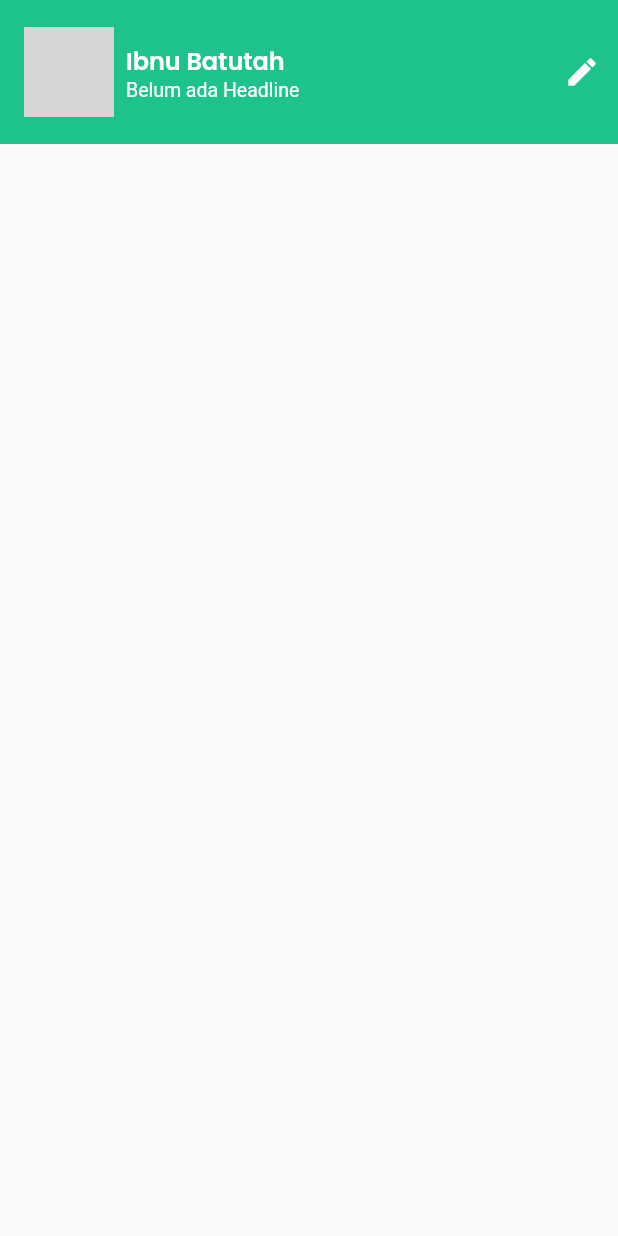
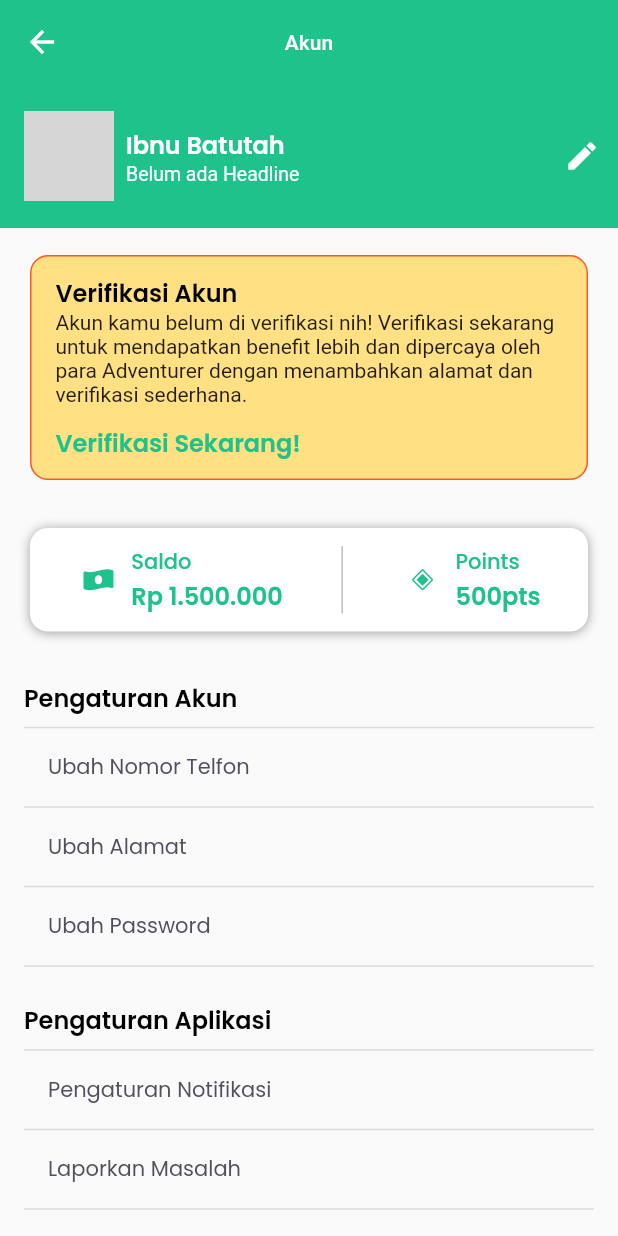
Before and after one commit to ibnu009/exploriahost, a Flutter app: the ProfileScreen screen opened directly, on a phone screen of 412 x 824 dp. Run offline on Flutter 3.47's test engine with Material 2 defaults, Android fonts, the phone set to English and light mode, and no system bars; our stand-ins replace cool_alert, flutter_bloc, flutter_secure_storage, flutter_svg, google_fonts, logger; accounts and stored records are empty; network calls fail; grey boxes are pictures that could not be loaded.

Commit message:
verification pages

```diff
--- a/lib/main.dart
+++ b/lib/main.dart
@@ -1,5 +1,5 @@
 import 'package:exploriahost/modules/home/home_screen.dart';
-import 'package:exploriahost/modules/splash/splash_screen.dart';
+import 'package:exploriahost/ui/theme/exploria_primary_theme.dart';
 import 'package:flutter/material.dart';
 
 void main() {
@@ -13,7 +13,7 @@ class MyApp extends StatelessWidget {
     return MaterialApp(
       title: 'Flutter Demo',
       theme: ThemeData(
-        primarySwatch: Colors.blue,
+        primarySwatch: primaryThemeColor,
       ),
       home: const HomeScreen(),
     );
--- a/lib/modules/home/home_screen.dart
+++ b/lib/modules/home/home_screen.dart
@@ -3,6 +3,7 @@ import 'package:exploriahost/modules/home/widget/build_home_menu.dart';
 import 'package:exploriahost/modules/home/widget/build_item_schedule.dart';
 import 'package:exploriahost/modules/profile/screen/profile_screen.dart';
 import 'package:exploriahost/ui/theme/exploria_primary_theme.dart';
+import 'package:flutter/cupertino.dart';
 import 'package:flutter/material.dart';
 
 class HomeScreen extends StatefulWidget {
@@ -75,7 +76,7 @@ class BuildHomeHeader extends StatelessWidget {
           InkWell(
             onTap: () {
               Navigator.push(context,
-                  MaterialPageRoute(builder: (c) => const ProfileScreen(),),);
+                CupertinoPageRoute(builder: (c) => const ProfileScreen(),),);
             },
             child: const Padding(
               padding: EdgeInsets.only(left: 16),
--- a/lib/modules/profile/screen/profile_screen.dart
+++ b/lib/modules/profile/screen/profile_screen.dart
@@ -1,5 +1,9 @@
 import 'package:exploriahost/modules/profile/widget/build_profile_header.dart';
+import 'package:exploriahost/modules/profile/widget/build_verification_card.dart';
+import 'package:exploriahost/ui/component/button/primary_button.dart';
+import 'package:exploriahost/ui/theme/exploria_primary_theme.dart';
 import 'package:flutter/material.dart';
+import 'package:flutter_svg/flutter_svg.dart';
 
 class ProfileScreen extends StatefulWidget {
   const ProfileScreen({Key? key}) : super(key: key);
@@ -12,13 +16,164 @@ class _ProfileScreenState extends State<ProfileScreen> {
   @override
   Widget build(BuildContext context) {
     return Scaffold(
+      appBar: AppBar(
+        elevation: 0,
+        centerTitle: true,
+        title: const Text(
+          "Akun",
+          style: TextStyle(color: Colors.white, fontSize: 14),
+        ),
+        leading: InkWell(
+            onTap: () => Navigator.pop(context),
+            child: const Icon(
+              Icons.arrow_back,
+              color: Colors.white,
+            )),
+      ),
       body: SafeArea(
-        child: Column(
+        child: SingleChildScrollView(
+          child: Column(
+            crossAxisAlignment: CrossAxisAlignment.start,
+            mainAxisAlignment: MainAxisAlignment.start,
+            children: [
+              BuildProfileHeader(),
+              BuildVerificationCard(isVerifying: false),
+              const SizedBox(
+                height: 32,
+              ),
+              BuildSaldoAndPoint(
+                balance: "Rp 1.500.000",
+                point: "500pts",
+              ),
+              const SizedBox(
+                height: 16,
+              ),
+              _buildSettingParentSection("Pengaturan Akun"),
+              _buildDivider(),
+              _buildSettingSubSection("Ubah Nomor Telfon", () {}),
+              _buildDivider(),
+              _buildSettingSubSection("Ubah Alamat", () => null),
+              _buildDivider(),
+              _buildSettingSubSection("Ubah Password", () => null),
+              _buildDivider(),
+              _buildSettingParentSection("Pengaturan Aplikasi"),
+              _buildDivider(),
+              _buildSettingSubSection("Pengaturan Notifikasi", () => null),
+              _buildDivider(),
+              _buildSettingSubSection("Laporkan Masalah", () => null),
+              _buildDivider(),
+              _buildSettingParentSection("Kebijakan dan Pertanyaan"),
+              _buildDivider(),
+              _buildSettingSubSection("Kebijakan Aplikasi", () => null),
+              _buildDivider(),
+              _buildSettingSubSection("FAQ", () => null),
+              _buildDivider(),
+
+              exploriaPrimaryButton(context: context, text: "Logout", isEnabled: true, onPressed: (){}),
+              const SizedBox(
+                height: 48,
+              ),
+            ],
+          ),
+        ),
+      ),
+    );
+  }
+
+  Widget _buildSettingParentSection(String text) {
+    return Padding(
+      padding: const EdgeInsets.only(top: 16.0, left: 16),
+      child: Text(
+        text,
+        style: ExploriaTheme.subTitle,
+      ),
+    );
+  }
+
+  Widget _buildSettingSubSection(String text, Function() onTap) {
+    return InkWell(
+      onTap: onTap,
+      child: Padding(
+        padding: const EdgeInsets.only(top: 8.0, bottom: 8, left: 32),
+        child: Text(
+          text,
+          style: ExploriaTheme.bodyText,
+        ),
+      ),
+    );
+  }
+
+  Widget _buildDivider() {
+    return const Padding(
+      padding: EdgeInsets.symmetric(horizontal: 16.0),
+      child: Divider(color: Colors.black12, thickness: 1),
+    );
+  }
+}
+
+class BuildSaldoAndPoint extends StatelessWidget {
+  final String? balance, point;
+
+  const BuildSaldoAndPoint({Key? key, this.balance, this.point})
+      : super(key: key);
+
+  @override
+  Widget build(BuildContext context) {
+    return Container(
+      margin: const EdgeInsets.symmetric(horizontal: 20.0),
+      padding: const EdgeInsets.symmetric(vertical: 12),
+      decoration: BoxDecoration(
+          borderRadius: BorderRadius.circular(12.0),
+          boxShadow: const [
+            BoxShadow(
+              color: Colors.grey,
+              offset: Offset(0.0, 1.0), //(x,y)
+              blurRadius: 6.0,
+            ),
+          ],
+          color: Colors.white),
+      child: IntrinsicHeight(
+        child: Row(
+          mainAxisAlignment: MainAxisAlignment.spaceEvenly,
           children: [
-            BuildProfileHeader(),
+            _buildButton("Saldo", balance ?? "Rp 0", 'assets/ic_money.svg'),
+            const VerticalDivider(color: Colors.black26, thickness: 1),
+            _buildButton(
+                "Points", point ?? "0pts", 'assets/ic_point_exploria.svg'),
           ],
         ),
       ),
     );
   }
+
+  Widget _buildButton(String title, String value, String assetPath) {
+    return GestureDetector(
+      onTap: () {},
+      child: Row(
+        children: [
+          SizedBox(height: 28, width: 28, child: SvgPicture.asset(assetPath)),
+          const SizedBox(
+            width: 8,
+          ),
+          Column(
+            mainAxisAlignment: MainAxisAlignment.start,
+            crossAxisAlignment: CrossAxisAlignment.start,
+            mainAxisSize: MainAxisSize.min,
+            children: [
+              Text(
+                title,
+                style: ExploriaTheme.smallTitle
+                    .copyWith(color: ExploriaTheme.primaryColor),
+              ),
+              Text(
+                value,
+                style: ExploriaTheme.subTitle
+                    .copyWith(color: ExploriaTheme.primaryColor),
+              ),
+            ],
+          )
+        ],
+      ),
+    );
+  }
 }
--- /dev/null
+++ b/lib/modules/profile/widget/build_verification_card.dart
@@ -0,0 +1,62 @@
+import 'package:exploriahost/modules/verification/screen/verification_start_screen.dart';
+import 'package:exploriahost/ui/theme/exploria_primary_theme.dart';
+import 'package:flutter/cupertino.dart';
+import 'package:flutter/material.dart';
+
+const String textVerified =
+    "Akun kamu belum di verifikasi nih! Verifikasi sekarang untuk mendapatkan benefit lebih dan dipercaya oleh para Adventurer dengan menambahkan alamat dan verifikasi sederhana.";
+const String textVerifying =
+    "Tim kami sedang memproses verifikasi akun anda, harap tunggu! Anda dapat melaporkan masalah ini dalam waktu 2x24 Jam setelah melakukan verifikasi akun jika belum mendapatkan status verifikasi.";
+
+class BuildVerificationCard extends StatelessWidget {
+  final bool isVerifying;
+
+  const BuildVerificationCard({Key? key, required this.isVerifying})
+      : super(key: key);
+
+  @override
+  Widget build(BuildContext context) {
+    return Container(
+      margin: const EdgeInsets.only(left: 20.0, right: 20.0, top: 18),
+      padding: const EdgeInsets.symmetric(vertical: 12, horizontal: 16),
+      decoration: BoxDecoration(
+          borderRadius: BorderRadius.circular(12.0),
+          border: Border.all(color: Colors.deepOrange),
+          color: Colors.amber[200]),
+      child: Column(
+        crossAxisAlignment: CrossAxisAlignment.start,
+        mainAxisAlignment: MainAxisAlignment.start,
+        mainAxisSize: MainAxisSize.min,
+        children: [
+          Text(
+            "Verifikasi Akun",
+            style: ExploriaTheme.subTitle,
+          ),
+          Text(isVerifying ? textVerifying : textVerified,
+              style: const TextStyle(color: Colors.black87)),
+          SizedBox(
+            height: 12,
+          ),
+          Visibility(
+            visible: !isVerifying,
+            maintainSize: false,
+            child: InkWell(
+                onTap: () {
+                  Navigator.push(
+                    context,
+                    CupertinoPageRoute(
+                      builder: (c) => const VerificationStartScreen(),
+                    ),
+                  );
+                },
+                child: Text(
+                  "Verifikasi Sekarang!",
+                  style: ExploriaTheme.subTitleButton
+                      .copyWith(color: ExploriaTheme.primaryColor),
+                )),
+          )
+        ],
+      ),
+    );
+  }
+}
--- a/lib/ui/theme/exploria_primary_theme.dart
+++ b/lib/ui/theme/exploria_primary_theme.dart
@@ -4,8 +4,22 @@ import 'package:google_fonts/google_fonts.dart';
 const String poppins = 'Poppins';
 double defaultMargin = 30.0;
 
+Map<int, Color> color =
+{
+  50:Color.fromRGBO(30,194,139, .1),
+  100:Color.fromRGBO(30,194,139, .2),
+  200:Color.fromRGBO(30,194,139, .3),
+  300:Color.fromRGBO(30,194,139, .4),
+  400:Color.fromRGBO(30,194,139, .5),
+  500:Color.fromRGBO(30,194,139, .6),
+  600:Color.fromRGBO(30,194,139, .7),
+  700:Color.fromRGBO(30,194,139, .8),
+  800:Color.fromRGBO(30,194,139, .9),
+  900:Color.fromRGBO(30,194,139, 1),
+};
+MaterialColor primaryThemeColor = MaterialColor(0xFF1EC28B, color);
+
 class ExploriaTheme {
-
   static const Color primaryColor = Color(0xFF1EC28B);
   static const Color primaryColorLighter = Color(0xFF3DF1B8);
   static const Color primaryColorDarker = Color(0xFF0B7B5B);
@@ -40,11 +54,8 @@ class ExploriaTheme {
     fontSize: 24,
   );
 
-  static TextStyle get text => GoogleFonts.getFont(poppins,
-      color: ExploriaTheme.greydark, fontWeight: FontWeight.w400, fontSize: 16);
-
   static TextStyle get bodyText => GoogleFonts.getFont(poppins,
-      color: ExploriaTheme.greydark, fontWeight: FontWeight.w400, fontSize: 16);
+      color: ExploriaTheme.greydark, fontWeight: FontWeight.w400, fontSize: 14);
 
   static TextStyle get title1 => GoogleFonts.getFont(
     poppins,
```
Also changed, not shown: lib/modules/verification/screen/verification_address_screen.dart (added, +158 -0 lines), lib/modules/verification/screen/verification_second_screen.dart (added, +159 -0 lines), lib/modules/verification/screen/verification_start_screen.dart (added, +70 -0 lines), assets/ic_money.svg (added), assets/ic_point_exploria.svg (added), assets/img_verification.svg (added).
